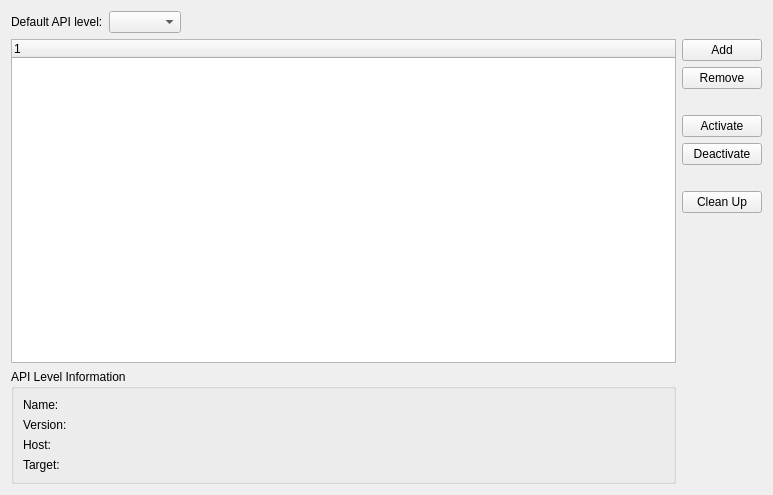
Before: the Qt Designer form src/plugins/qnx/blackberryndksettingswidget.ui in qt-creator/qt-creator, drawn with Qt 5.
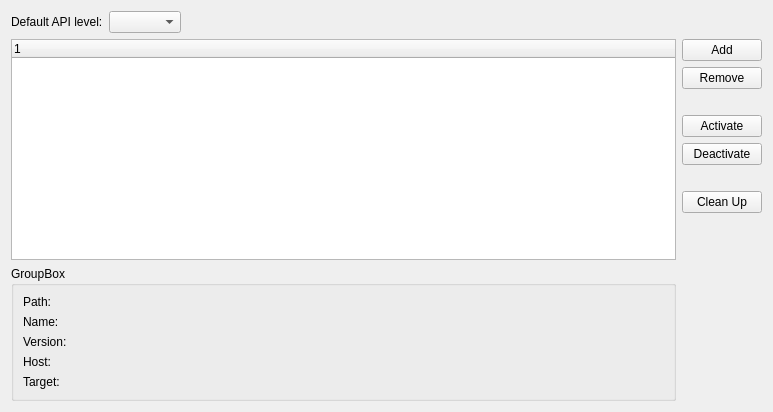
After: the same form once the commit is applied.

Patch:
```diff
--- a/src/plugins/qnx/blackberryndksettingswidget.ui
+++ b/src/plugins/qnx/blackberryndksettingswidget.ui
@@ -7,7 +7,7 @@
     <x>0</x>
     <y>0</y>
     <width>773</width>
-    <height>495</height>
+    <height>412</height>
    </rect>
   </property>
   <property name="windowTitle">
@@ -139,60 +139,77 @@
      <item row="2" column="0">
       <widget class="QGroupBox" name="informationBox">
        <property name="title">
-        <string>API Level Information</string>
+        <string>GroupBox</string>
        </property>
        <layout class="QFormLayout" name="formLayout">
+        <property name="fieldGrowthPolicy">
+         <enum>QFormLayout::AllNonFixedFieldsGrow</enum>
+        </property>
+        <item row="2" column="0">
+         <widget class="QLabel" name="pathLabel">
+          <property name="text">
+           <string>Path:</string>
+          </property>
+         </widget>
+        </item>
         <item row="2" column="1">
-         <widget class="QLabel" name="versionLabel">
+         <widget class="QLabel" name="path">
           <property name="text">
            <string/>
           </property>
          </widget>
         </item>
-        <item row="1" column="0">
-         <widget class="QLabel" name="label">
+        <item row="3" column="0">
+         <widget class="QLabel" name="baseNameLabel">
           <property name="text">
            <string>Name:</string>
           </property>
          </widget>
         </item>
-        <item row="2" column="0">
-         <widget class="QLabel" name="label_3">
-          <property name="text">
-           <string>Version:</string>
-          </property>
-         </widget>
-        </item>
         <item row="3" column="1">
+         <widget class="QLabel" name="baseName">
+          <property name="text">
+           <string/>
+          </property>
+         </widget>
+        </item>
+        <item row="4" column="0">
+         <widget class="QLabel" name="versionLabel">
+          <property name="text">
+           <string>Version:</string>
+          </property>
+         </widget>
+        </item>
+        <item row="5" column="0">
          <widget class="QLabel" name="hostLabel">
           <property name="text">
-           <string/>
-          </property>
-         </widget>
-        </item>
-        <item row="1" column="1">
-         <widget class="QLabel" name="baseNameLabel">
-          <property name="text">
-           <string/>
-          </property>
-         </widget>
-        </item>
-        <item row="3" column="0">
-         <widget class="QLabel" name="label_4">
-          <property name="text">
            <string>Host:</string>
           </property>
          </widget>
         </item>
-        <item row="4" column="0">
-         <widget class="QLabel" name="label_5">
+        <item row="5" column="1">
+         <widget class="QLabel" name="host">
+          <property name="text">
+           <string/>
+          </property>
+         </widget>
+        </item>
+        <item row="6" column="0">
+         <widget class="QLabel" name="targetLabel">
           <property name="text">
            <string>Target:</string>
           </property>
          </widget>
         </item>
+        <item row="6" column="1">
+         <widget class="QLabel" name="target">
+          <property name="text">
+           <string/>
+          </property>
+         </widget>
+        </item>
         <item row="4" column="1">
-         <widget class="QLabel" name="targetLabel">
+         <widget class="QLabel" name="version">
           <property name="text">
            <string/>
           </property>
```
Left out of the diff: 4 changed lines with no effect on the pictures.
